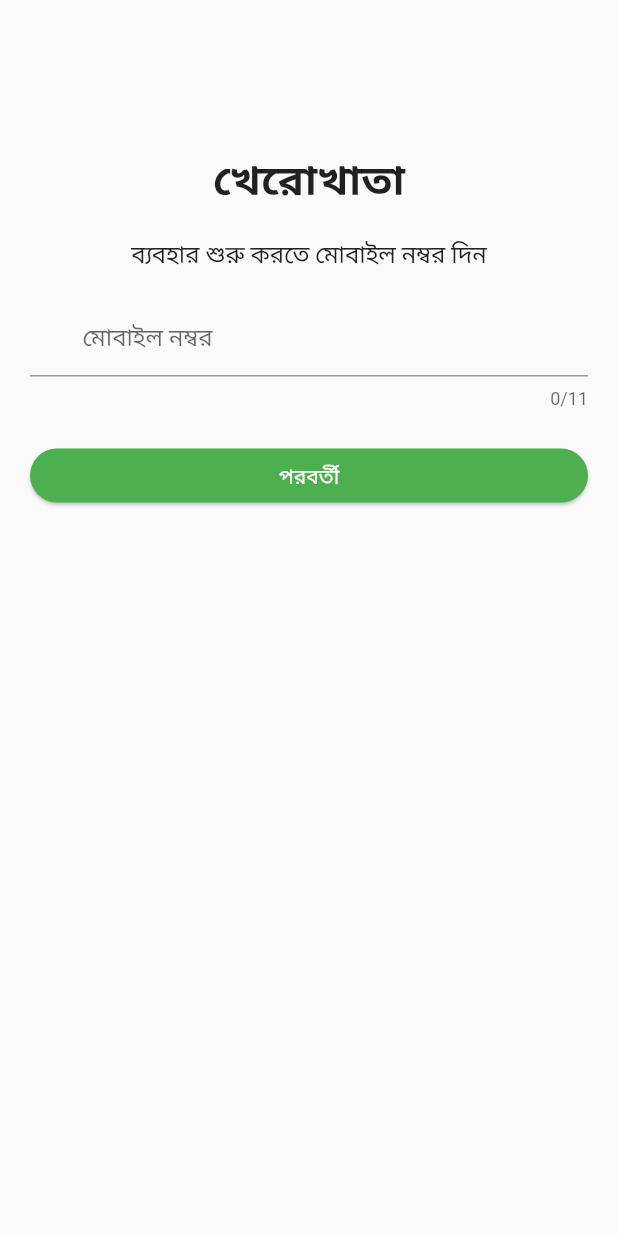
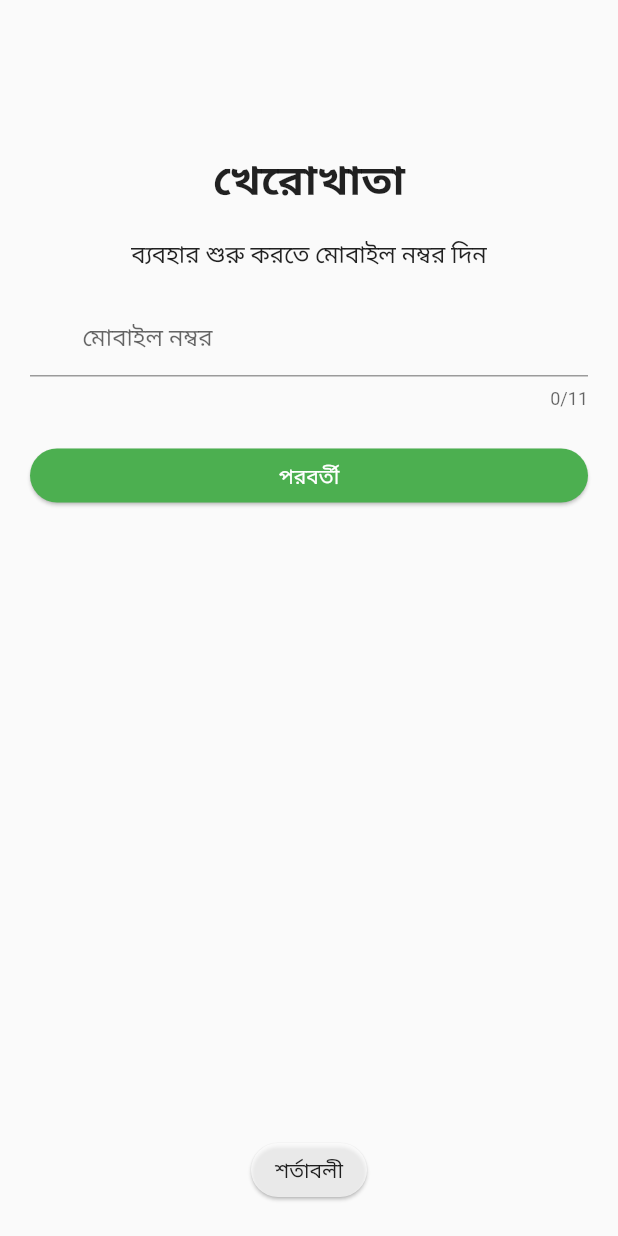
Before and after one commit to Azimul-Haque/kherokhata, a Flutter app: the screen it shows after launch, on a phone screen of 412 x 824 dp. Run offline on Flutter 3.47's test engine with Material 2 defaults, Android fonts, the phone set to English and light mode, and no system bars; our stand-ins replace firebase_auth, firebase_core, pinput; accounts and stored records are empty.

Commit message:
sdasds asd

```diff
--- a/lib/login.dart
+++ b/lib/login.dart
@@ -1,9 +1,7 @@
 // ignore_for_file: prefer_const_constructors, prefer_final_fields, prefer_const_constructors_in_immutables, deprecated_member_use, unnecessary_null_comparison, avoid_print
 
-import 'package:firebase_auth/firebase_auth.dart';
-import 'package:firebase_core/firebase_core.dart';
 import 'package:flutter/material.dart';
-import 'package:kherokhata/home.dart';
+import 'package:kherokhata/extra/privacy.dart';
 import 'package:kherokhata/otp.dart';
 
 class LoginScreen extends StatefulWidget {
@@ -23,33 +21,14 @@ class _LoginScreenState extends State<LoginScreen> {
     super.initState();
     // Firebase.initializeApp();
     // print('TEST FROM DEVICE...');
-    var uid = FirebaseAuth.instance.currentUser?.uid ?? 0;
-    if (uid != 0) {
-      print('User is signed in!');
-      // Navigator.pushAndRemoveUntil(context,
-      //     MaterialPageRoute(builder: (context) => Home()), (route) => false);
-      Route route = MaterialPageRoute(builder: (context) => Home());
-      Navigator.push(context, route);
-    }
-    // FirebaseAuth.instance.authStateChanges().listen((event) {
-    //   (User user) {
-    //     if (user == null) {
-    //       print('User is currently signed out!');
-    //       Navigator.pushAndRemoveUntil(
-    //           context,
-    //           MaterialPageRoute(builder: (context) => OTPScreen('01555333222')),
-    //           (route) => false);
-    //     } else {
-    //       print('User is signed in!');
-    //       // User user = FirebaseAuth.instance.currentUser;
-    //       // print(user);
-    //       Navigator.pushAndRemoveUntil(
-    //           context,
-    //           MaterialPageRoute(builder: (context) => Home()),
-    //           (route) => false);
-    //     }
-    //   };
-    // });
+    // var uid = FirebaseAuth.instance.currentUser?.uid ?? 0;
+    // if (uid != 0) {
+    //   print('User is signed in!');
+    //   // Navigator.pushAndRemoveUntil(context,
+    //   //     MaterialPageRoute(builder: (context) => Home()), (route) => false);
+    //   Route route = MaterialPageRoute(builder: (context) => Home());
+    //   Navigator.push(context, route);
+    // }
   }
 
   @override
@@ -121,21 +100,34 @@ class _LoginScreenState extends State<LoginScreen> {
               ),
             )
           ]),
-          // Container(
-          //   margin: EdgeInsets.all(20),
-          //   width: double.infinity,
-          //   child: FlatButton(
-          //     color: Colors.blue,
-          //     onPressed: () {
-          //       Navigator.of(context).push(MaterialPageRoute(
-          //           builder: (context) => OTPScreen(_controller.text)));
-          //     },
-          //     child: Text(
-          //       'Next',
-          //       style: TextStyle(color: Colors.white),
-          //     ),
-          //   ),
-          // )
+          Container(
+            margin: EdgeInsets.all(20),
+            width: double.infinity,
+            child: Row(
+              mainAxisAlignment: MainAxisAlignment.center,
+              children: <Widget>[
+                ElevatedButton(
+                  style: ButtonStyle(
+                    backgroundColor: MaterialStateProperty.all(Colors.white70),
+                    shape: MaterialStateProperty.all<RoundedRectangleBorder>(
+                      RoundedRectangleBorder(
+                        borderRadius: BorderRadius.circular(18.0),
+                      ),
+                    ),
+                    elevation: MaterialStateProperty.all(1),
+                  ),
+                  onPressed: () {
+                    Navigator.of(context).push(
+                        MaterialPageRoute(builder: (context) => PrivacyPage()));
+                  },
+                  child: Text(
+                    'শর্তাবলী',
+                    style: TextStyle(color: Colors.black87),
+                  ),
+                ),
+              ],
+            ),
+          ),
         ],
       ),
     );
--- a/lib/main.dart
+++ b/lib/main.dart
@@ -1,7 +1,10 @@
-// ignore_for_file: prefer_const_constructors
+// ignore_for_file: prefer_const_constructors, unnecessary_null_comparison
 
+import 'package:firebase_auth/firebase_auth.dart';
 import 'package:firebase_core/firebase_core.dart';
 import 'package:flutter/material.dart';
+import 'package:kherokhata/extra/privacy.dart';
+import 'package:kherokhata/home.dart';
 
 import 'login.dart';
 
@@ -17,7 +20,6 @@ import 'login.dart';
 void main() async {
   WidgetsFlutterBinding.ensureInitialized();
   await Firebase.initializeApp();
-
   runApp(MyApp());
 }
 
@@ -36,7 +38,7 @@ class MyApp extends StatelessWidget {
       debugShowCheckedModeBanner: false,
       initialRoute: '/',
       routes: {
-        '/': (context) => LoginScreen(),
+        '/': (context) => InitializerWidget(),
         // '/formpage': (context) => FormPage(),
         // '/favorites': (context) => FavoritesPage(),
         // '/qstnanswer': (context) => QuestionAnswerPage(),
@@ -44,8 +46,46 @@ class MyApp extends StatelessWidget {
         // '/history': (context) => HistoryPage(),
         // '/exam': (context) => ExamPage(),
         // '/ammendments': (context) => AmmendmentsPage(),
-        // '/exams': (context) => ExamsPage(),
+        '/privacy': (context) => PrivacyPage(),
       },
     );
   }
 }
+
+class InitializerWidget extends StatefulWidget {
+  const InitializerWidget({Key? key}) : super(key: key);
+
+  @override
+  _InitializerWidgetState createState() => _InitializerWidgetState();
+}
+
+class _InitializerWidgetState extends State<InitializerWidget> {
+  late FirebaseAuth _auth;
+
+  // late User _user;
+
+  String uid = '0';
+
+  bool isLoading = true;
+
+  @override
+  void initState() {
+    super.initState();
+    _auth = FirebaseAuth.instance;
+    uid = _auth.currentUser?.uid ?? '0';
+    isLoading = false;
+  }
+
+  @override
+  Widget build(BuildContext context) {
+    return isLoading
+        ? Scaffold(
+            body: Center(
+              child: CircularProgressIndicator(),
+            ),
+          )
+        : uid == '0'
+            ? LoginScreen()
+            : Home();
+  }
+}
```
Also changed, not shown: lib/extra/privacy.dart (added, +43 -0 lines), lib/otp.dart (+31 -17 lines).
